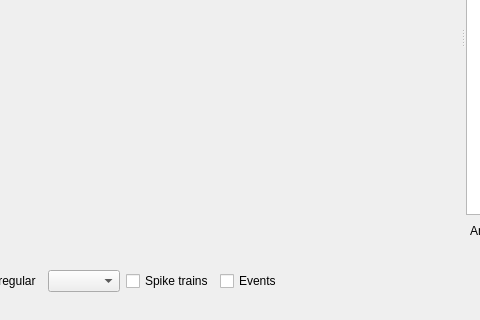
First picture: the form in gui/signalviewer2.ui, repository ctigaret/scipyen, before the edit; both pictures show x 178 to 658 and y 244 to 564 of the 900 by 564 pixel window.
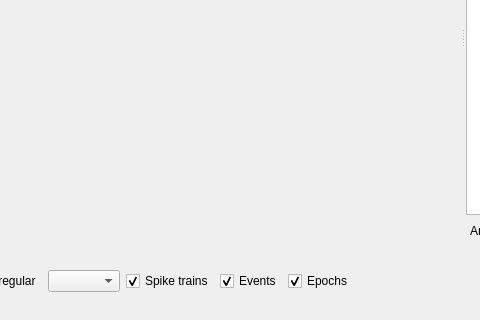
Second picture: the form after the edit. Custom widgets are drawn as their Qt base class.

Patch:
```diff
--- a/gui/signalviewer2.ui
+++ b/gui/signalviewer2.ui
@@ -82,6 +82,9 @@
         <property name="text">
          <string>Spike trains</string>
         </property>
+        <property name="checked">
+         <bool>true</bool>
+        </property>
        </widget>
       </item>
       <item>
@@ -89,6 +92,19 @@
         <property name="text">
          <string>Events</string>
         </property>
+        <property name="checked">
+         <bool>true</bool>
+        </property>
+       </widget>
+      </item>
+      <item>
+       <widget class="QCheckBox" name="plotEpochsCheckBox">
+        <property name="text">
+         <string>Epochs</string>
+        </property>
+        <property name="checked">
+         <bool>true</bool>
+        </property>
        </widget>
       </item>
       <item>
```
Left out of the diff: 6 changed lines with no effect on the pictures.
